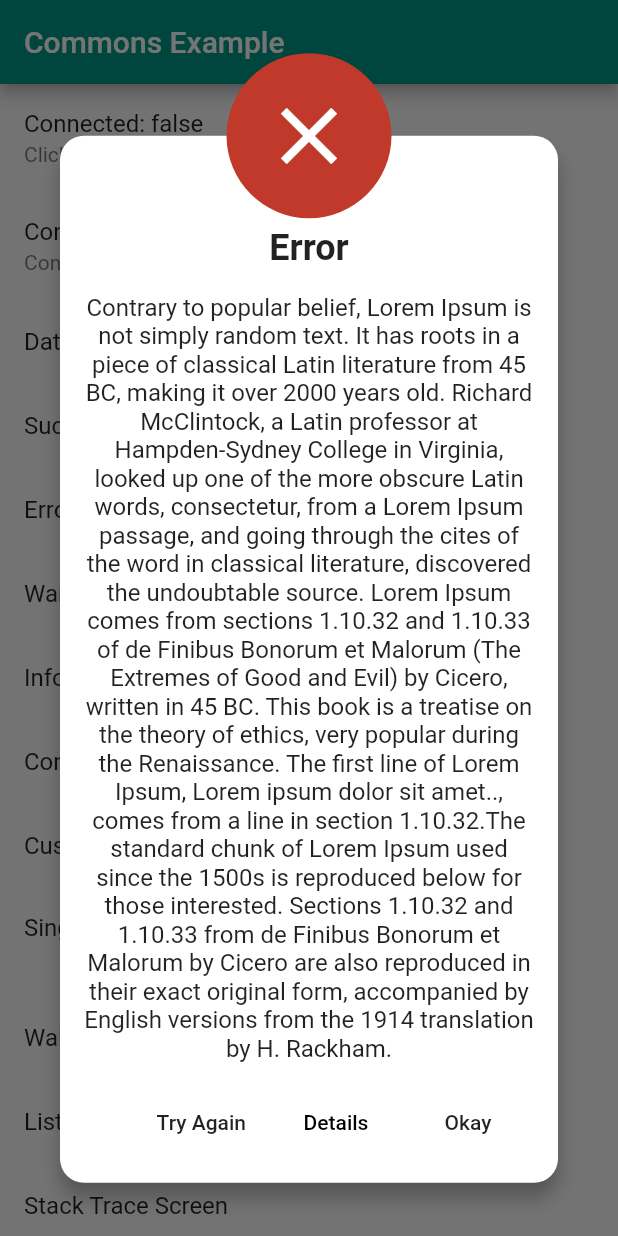
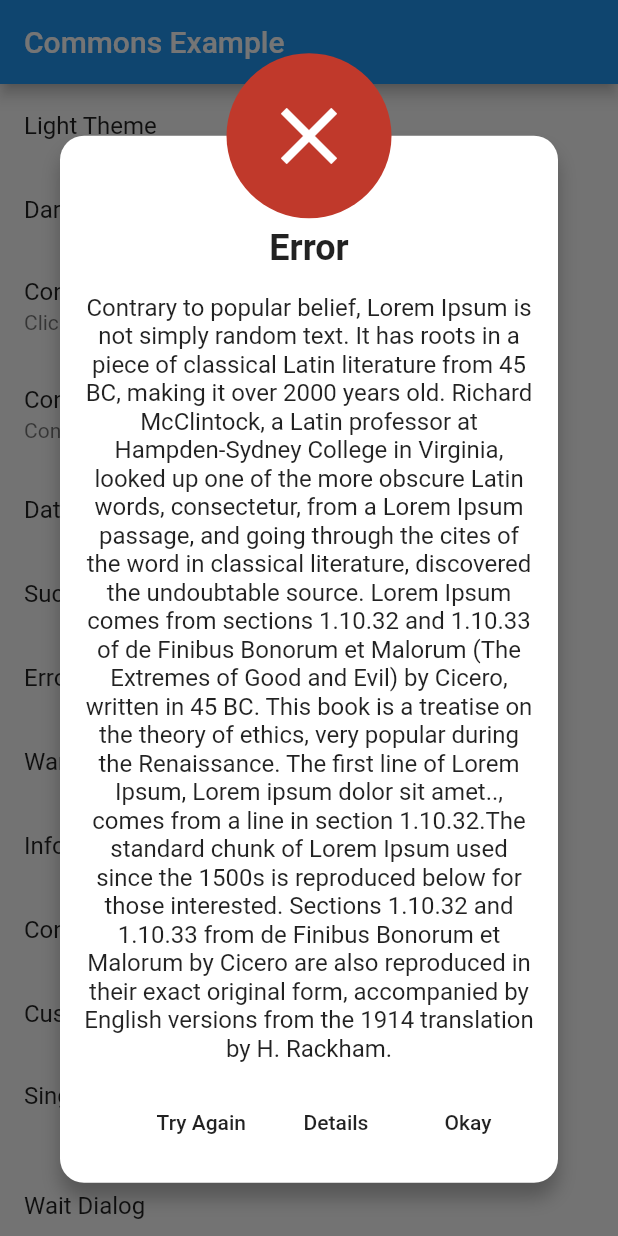
Before and after one commit to Arbaz-Softagics/commons, a Flutter app: the screen it shows after launch, after a tap on "Error Dialog", on a phone screen of 412 x 824 dp. Run offline on Flutter 3.47's test engine with Material 2 defaults, Android fonts, the phone set to English and light mode, and no system bars; drawn by our look-alikes of oktoast; our stand-ins replace data_connection_checker, date_format, device_info, package_info, progress_indicators, share and 2 more; missing offline and left inert: get_version.

Commit message:
Theme Support added

```diff
--- a/example/lib/main.dart
+++ b/example/lib/main.dart
@@ -1,22 +1,38 @@
 import 'package:commons/commons.dart';
+import 'package:example/theme_changer.dart';
 import 'package:flutter/material.dart';
+import 'package:provider/provider.dart';
 
 void main() => runApp(MyApp());
 
 class MyApp extends StatelessWidget {
   @override
   Widget build(BuildContext context) {
-    return OKToast(
-      child: MaterialApp(
-        debugShowCheckedModeBanner: false,
-        title: 'Commons Example',
-        theme: ThemeData(
-          primarySwatch: Colors.teal,
-          primaryColorDark: Colors.teal[900],
-          accentColor: Colors.pink[600],
-        ),
-        home: MyHomePage(title: 'Commons Example'),
+    return ChangeNotifierProvider<ThemeChanger>(
+      create: (_) => ThemeChanger(ThemeData.light()),
+      child: OKToast(
+        child: MaterialAppWithTheme(),
       ),
+    );
+  }
+}
+
+//      theme: ThemeData(
+//        primarySwatch: Colors.teal,
+//        primaryColorDark: Colors.teal[900],
+//        accentColor: Colors.pink[600],
+//      ),
+
+class MaterialAppWithTheme extends StatelessWidget {
+  @override
+  Widget build(BuildContext context) {
+    final theme = Provider.of<ThemeChanger>(context);
+
+    return MaterialApp(
+      debugShowCheckedModeBanner: false,
+      title: 'Commons Example',
+      theme: theme.getTheme(),
+      home: MyHomePage(title: 'Commons Example'),
     );
   }
 }
@@ -71,6 +87,8 @@ class _MyHomePageState extends State<MyHomePage> {
 
   @override
   Widget build(BuildContext context) {
+    ThemeChanger _themeChanger = Provider.of<ThemeChanger>(context);
+
     return Scaffold(
       appBar: AppBar(
         title: Text(widget.title),
@@ -78,6 +96,14 @@ class _MyHomePageState extends State<MyHomePage> {
       body: SafeArea(
         child: ListView(
           children: <Widget>[
+            ListTile(
+              title: Text("Light Theme"),
+              onTap: () => _themeChanger.setTheme(ThemeData.light()),
+            ),
+            ListTile(
+              title: Text("Dark Theme"),
+              onTap: () => _themeChanger.setTheme(ThemeData.dark()),
+            ),
             ListTile(
               onTap: () {
                 checkInternet().then((connected) {
@@ -182,7 +208,19 @@ class _MyHomePageState extends State<MyHomePage> {
             ),
             ListTile(
               onTap: () {
-                dialog(context, Colors.pink, "Title", "Some message", false, true, customIcon: Icon(Icons.ac_unit, size: 64, color: Colors.white,),);
+                dialog(
+                  context,
+                  Colors.pink,
+                  "Title",
+                  "Some message",
+                  false,
+                  true,
+                  customIcon: Icon(
+                    Icons.ac_unit,
+                    size: 64,
+                    color: Colors.white,
+                  ),
+                );
               },
               title: Text("Custom Dialog"),
             ),
@@ -431,10 +469,7 @@ class _MyHomePageState extends State<MyHomePage> {
                 });
               },
               title: Text("Device Info Dialog"),
-            ), //            ListTile(
-//              leading: Image.asset("assets/images/empty.png", package: "commons", ),
-//              title: Text("Commons assets test"),
-//            ),
+            ),
           ],
         ),
       ), // This trailing comma makes auto-formatting nicer for build methods.
--- /dev/null
+++ b/example/lib/theme_changer.dart
@@ -0,0 +1,14 @@
+import 'package:flutter/material.dart';
+
+class ThemeChanger with ChangeNotifier {
+  ThemeData _themeData;
+
+  ThemeChanger(this._themeData);
+
+  getTheme() => _themeData;
+  setTheme(ThemeData theme) {
+    _themeData = theme;
+
+    notifyListeners();
+  }
+}
--- a/example/pubspec.yaml
+++ b/example/pubspec.yaml
@@ -23,6 +23,7 @@ dependencies:
   # The following adds the Cupertino Icons font to your application.
   # Use with the CupertinoIcons class for iOS style icons.
   cupertino_icons: ^0.1.2
+  provider:
   commons:
     path: ../
 
--- a/lib/src/dialogs/alert_dialogs.dart
+++ b/lib/src/dialogs/alert_dialogs.dart
@@ -51,6 +51,7 @@ class __AlertDialog extends StatefulWidget {
 
 class __AlertDialogState extends State<__AlertDialog> {
   bool _confirmDeleteAction = false;
+  double _screenWidth;
 
   final successIcon = Icon(
     Icons.check,
@@ -98,6 +99,7 @@ class __AlertDialogState extends State<__AlertDialog> {
 
   @override
   Widget build(BuildContext context) {
+    _screenWidth = MediaQuery.of(context).size.width;
     return Dialog(
       shape: RoundedRectangleBorder(
         borderRadius: BorderRadius.circular(16.0),
@@ -121,15 +123,13 @@ class __AlertDialogState extends State<__AlertDialog> {
   }
 
   _getPositiveButtonColor() {
-    var color = Colors.black;
+    var color = Theme.of(context).textTheme.button.color;
     if (widget.confirm) {
       if (_confirmDeleteAction) {
         color = Colors.red;
       } else {
         color = Colors.grey;
       }
-    } else {
-      color = Colors.black;
     }
     return color;
   }
@@ -189,6 +189,7 @@ class __AlertDialogState extends State<__AlertDialog> {
     return Stack(
       children: <Widget>[
         Container(
+          width: _screenWidth >= 600 ? 500 : _screenWidth,
           padding: EdgeInsets.only(
             top: 45.0 + 16.0,
             bottom: 16.0,
@@ -197,7 +198,7 @@ class __AlertDialogState extends State<__AlertDialog> {
           ),
           margin: EdgeInsets.only(top: 55.0),
           decoration: new BoxDecoration(
-            color: Colors.white,
+            color: Theme.of(context).dialogBackgroundColor,
             shape: BoxShape.rectangle,
             borderRadius: BorderRadius.circular(16.0),
             boxShadow: [
@@ -511,7 +512,7 @@ waitDialog(BuildContext context,
       borderRadius: BorderRadius.circular(16.0),
     ),
     elevation: 0.0,
-    backgroundColor: Colors.white,
+    backgroundColor: Theme.of(context).dialogBackgroundColor,
     child: Padding(
       padding: EdgeInsets.all(8),
       child: Row(
--- a/lib/src/dialogs/input_dialogs.dart
+++ b/lib/src/dialogs/input_dialogs.dart
@@ -1,4 +1,3 @@
-import 'package:commons/src/functions/functions.dart';
 import 'package:flutter/material.dart';
 
 /// Private __SingleInputDialog class
@@ -79,17 +78,18 @@ class __SingleInputDialogState extends State<__SingleInputDialog> {
       duration: Duration(milliseconds: 300),
       padding: MediaQuery.of(context).padding,
       child: AlertDialog(
+        backgroundColor: Theme.of(context).dialogBackgroundColor,
+        contentTextStyle: Theme.of(context).dialogTheme.contentTextStyle,
+        titleTextStyle: Theme.of(context).dialogTheme.titleTextStyle,
         contentPadding: EdgeInsets.all(16.0),
-        content: Column(
+        content: SingleChildScrollView(
+          child: Column(
             mainAxisSize: MainAxisSize.min,
             mainAxisAlignment: MainAxisAlignment.start,
             children: <Widget>[
               Text(
                 widget.title,
-              style: TextStyle(
-                fontWeight: FontWeight.bold,
-                fontSize: 16,
-              ),
+                style: Theme.of(context).dialogTheme.titleTextStyle,
               ),
               Divider(),
               TextField(
@@ -109,6 +109,7 @@ class __SingleInputDialogState extends State<__SingleInputDialog> {
                 ),
               ),
             ],
+          ),
         ),
         actions: <Widget>[
           FlatButton(
--- a/lib/src/functions/functions.dart
+++ b/lib/src/functions/functions.dart
@@ -98,7 +98,7 @@ Future<String> getDeviceInfo() async {
   return _info;
 }
 
-/// highlight title text
+/// highlight title textfun
 Widget highlightTitleTextWidget(
   BuildContext context,
   String string,
@@ -107,7 +107,8 @@ Widget highlightTitleTextWidget(
   TextStyle wordStyle,
 }) {
   if (stringStyle == null) {
-    stringStyle = const TextStyle(color: Colors.black, fontSize: 16);
+    stringStyle =
+        TextStyle(color: Theme.of(context).textTheme.title.color, fontSize: 16);
   }
 
   if (wordStyle == null) {
@@ -144,7 +145,8 @@ Widget highlightSubTitleTextWidget(
   TextStyle wordStyle,
 }) {
   if (stringStyle == null) {
-    stringStyle = const TextStyle(color: Colors.black, fontSize: 16);
+    stringStyle = TextStyle(
+        color: Theme.of(context).textTheme.subtitle.color, fontSize: 16);
   }
 
   if (wordStyle == null) {
--- a/lib/src/screens/list_view_screen.dart
+++ b/lib/src/screens/list_view_screen.dart
@@ -80,12 +80,13 @@ class _ListViewScreenState<T> extends State<ListViewScreen> {
   Widget build(BuildContext context) {
     return Scaffold(
       appBar: AppBar(
-        backgroundColor:
-            _showSearchBar ? Colors.white : Theme.of(context).primaryColor,
+        backgroundColor: _showSearchBar
+            ? Theme.of(context).appBarTheme.color
+            : Theme.of(context).primaryColor,
         leading: IconButton(
           icon: Icon(
             Icons.arrow_back,
-            color: _showSearchBar ? Colors.grey : Colors.white,
+//            color: _showSearchBar ? Theme.of(context).accentIconTheme.color : Colors.white,
           ),
           onPressed: () {
             if (_showSearchBar) {
@@ -139,7 +140,7 @@ class _ListViewScreenState<T> extends State<ListViewScreen> {
           IconButton(
             icon: Icon(
               _showSearchBar ? Icons.clear : Icons.search,
-              color: _showSearchBar ? Colors.grey : Colors.white,
+//              color: _showSearchBar ? Theme.of(context).accentIconTheme.color : Colors.white,
             ),
             onPressed: () {
               if (_showSearchBar) {
--- a/pubspec.yaml
+++ b/pubspec.yaml
@@ -1,6 +1,6 @@
 name: commons
 description: Commons Flutter package includes alert dialogs, extension functions and much more... Written by 'Ch Arbaz Mateen'
-version: 0.6.8
+version: 0.6.9
 homepage: https://www.arbazmateen.com
 repository: https://github.com/Arbaz-Softagics/commons
 
```
Also changed, not shown: example/pubspec.lock, 2 other files. Lines whose indentation alone changed are shown as unchanged.
